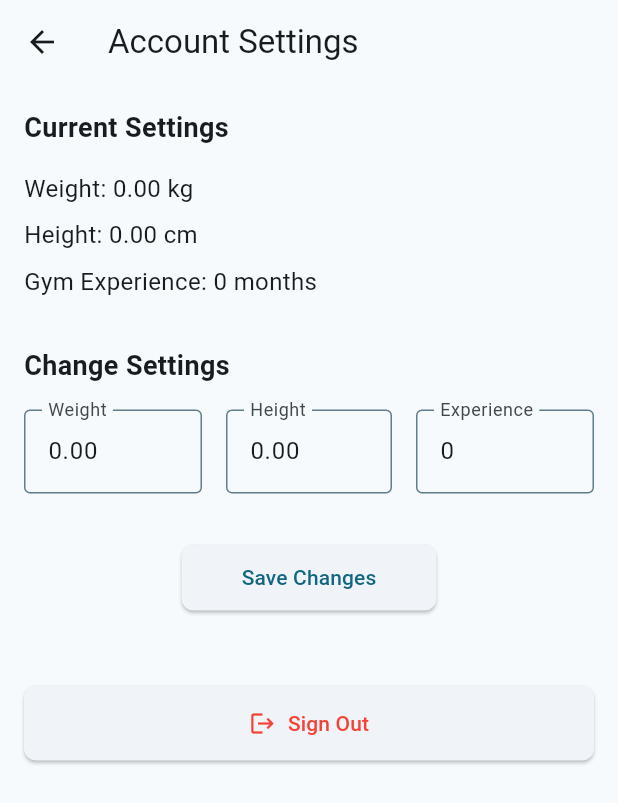
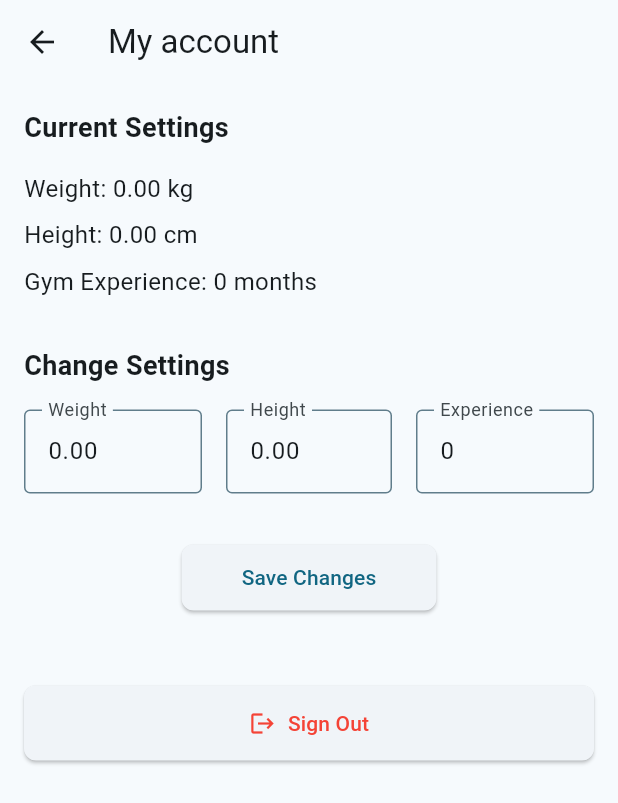
Before and after one commit to klos02/user_app, a Flutter app: the screen it shows once a user with an empty profile is signed in, after a tap on the "account circle" icon, on a phone screen of 412 x 824 dp. Shown: the top 803 px of the screen. Run offline on Flutter 3.47's test engine with Material 3 defaults, Android fonts, the phone set to English and light mode, and no system bars; our stand-ins replace cloud_firestore, firebase_auth, firebase_core; accounts and stored records are empty; network calls fail.

Commit message:
feat: update account settings page to display user name dynamically and improve getName method return type

```diff
--- a/lib/Pages/Content/account_settings_page.dart
+++ b/lib/Pages/Content/account_settings_page.dart
@@ -43,7 +43,20 @@ class _AccountSettingsPageState extends State<AccountSettingsPage> {
   Widget build(BuildContext context) {
     return Scaffold(
       appBar: AppBar(
-        title: Text('Account Settings'),
+        title: FutureBuilder<String>(
+          future: Usersdb().getName(userId),
+          builder: (context, snapshot) {
+            if (snapshot.connectionState == ConnectionState.waiting) {
+              return Text('My account');
+            } else if (snapshot.hasError) {
+              return Text('Error');
+            } else if (!snapshot.hasData || snapshot.data!.isEmpty) {
+              return Text('My account');
+            } else {
+              return Text(snapshot.data!);
+            }
+          },
+        ),
       ),
       body: Padding(
         padding: const EdgeInsets.all(16.0),
--- a/lib/Services/Auth/users_db.dart
+++ b/lib/Services/Auth/users_db.dart
@@ -71,7 +71,7 @@ class Usersdb {
       }
     }
 
-    Future<String?> getName(String uid) async {
+    Future<String> getName(String uid) async {
       try {
         final snapshot = await _firestore.collection('users').doc(uid).get();
         return snapshot.data()?['name'] ?? '';
```
